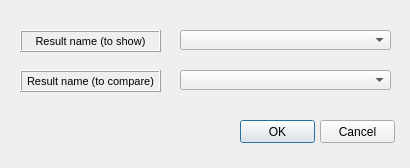
Old version of the form ui/result_compare_selector.ui in the repository Giswater/giswater_qgis_plugin.
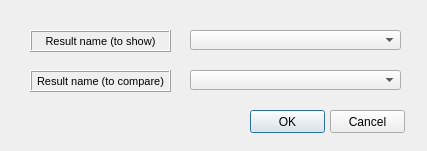
New version of the form.

```diff
--- a/ui/result_compare_selector.ui
+++ b/ui/result_compare_selector.ui
@@ -6,8 +6,8 @@
    <rect>
     <x>0</x>
     <y>0</y>
-    <width>410</width>
-    <height>168</height>
+    <width>427</width>
+    <height>151</height>
    </rect>
   </property>
   <property name="windowTitle">
@@ -16,8 +16,8 @@
   <widget class="QPushButton" name="btn_accept">
    <property name="geometry">
     <rect>
-     <x>240</x>
-     <y>120</y>
+     <x>250</x>
+     <y>110</y>
      <width>75</width>
      <height>23</height>
     </rect>
@@ -29,8 +29,8 @@
   <widget class="QPushButton" name="btn_cancel">
    <property name="geometry">
     <rect>
-     <x>320</x>
-     <y>120</y>
+     <x>330</x>
+     <y>110</y>
      <width>75</width>
      <height>23</height>
     </rect>
@@ -42,7 +42,7 @@
   <widget class="QComboBox" name="rpt_selector_result_id">
    <property name="geometry">
     <rect>
-     <x>180</x>
+     <x>190</x>
      <y>30</y>
      <width>211</width>
      <height>20</height>
@@ -55,7 +55,7 @@
   <widget class="QLabel" name="label_result_name_to_show">
    <property name="geometry">
     <rect>
-     <x>20</x>
+     <x>30</x>
      <y>30</y>
      <width>141</width>
      <height>22</height>
@@ -85,7 +85,7 @@
   <widget class="QComboBox" name="rpt_selector_compare_id">
    <property name="geometry">
     <rect>
-     <x>180</x>
+     <x>190</x>
      <y>70</y>
      <width>211</width>
      <height>20</height>
@@ -98,7 +98,7 @@
   <widget class="QLabel" name="label_result_name_to_compare">
    <property name="geometry">
     <rect>
-     <x>20</x>
+     <x>30</x>
      <y>70</y>
      <width>141</width>
      <height>22</height>
```
